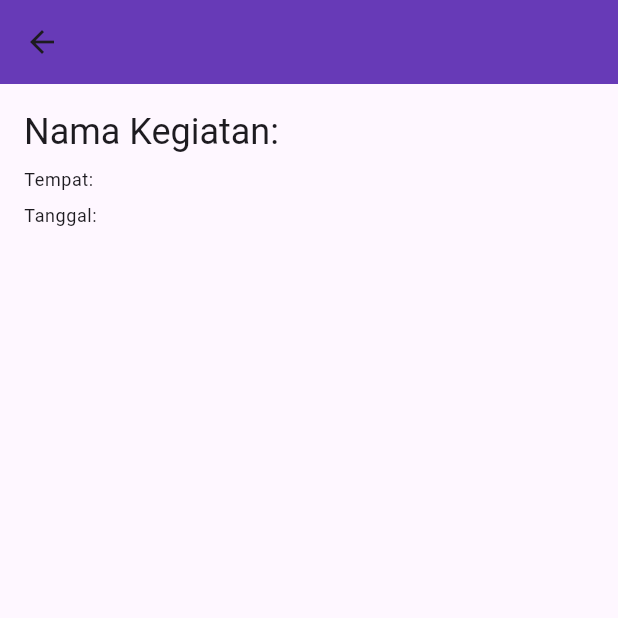
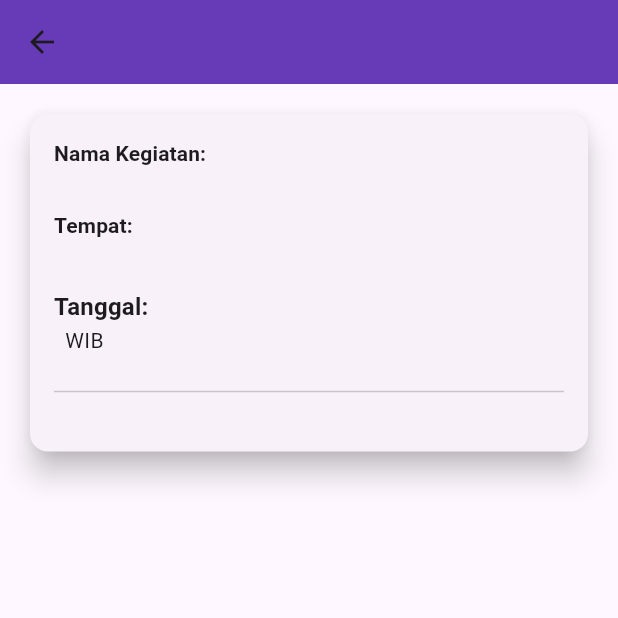
Before and after one commit to vikarmaulanaarrisyad/agenda-mobile, a Flutter app: the DetailAgendaPage screen opened directly with empty values, on a phone screen of 412 x 824 dp, the top half of it. Run offline on Flutter 3.47's test engine with Material 3 defaults, Android fonts, the light colour scheme and no system bars; our stand-ins replace bloc, equatable, flutter_bloc, flutter_local_notifications.

Commit message:
refactor code

```diff
--- a/lib/main.dart
+++ b/lib/main.dart
@@ -17,6 +17,7 @@ class MyApp extends StatelessWidget {
       create: (context) => LoginBloc(ApiDatasource()),
       child: MaterialApp(
         title: 'Flutter Demo',
+        debugShowCheckedModeBanner: false,
         theme: ThemeData(
           colorScheme: ColorScheme.fromSeed(seedColor: Colors.deepPurple),
           useMaterial3: true,
@@ -50,7 +51,12 @@ class _MyHomePageState extends State<MyHomePage> {
     return Scaffold(
       appBar: AppBar(
         backgroundColor: Theme.of(context).colorScheme.inversePrimary,
-        title: Text(widget.title),
+        title: Text(
+          widget.title,
+          style: TextStyle(
+            color: Colors.white,
+          ),
+        ),
       ),
       body: Center(
         child: Column(
--- a/lib/presentation/pages/detail_agenda_page.dart
+++ b/lib/presentation/pages/detail_agenda_page.dart
@@ -1,4 +1,3 @@
-// detail_agenda_page.dart
 import 'package:agenda_mobile/data/models/request/agenda_request_model.dart';
 import 'package:flutter/material.dart';
 import 'package:agenda_mobile/data/models/response/agenda_response_model.dart';
@@ -17,25 +16,65 @@ class DetailAgendaPage extends StatelessWidget {
       ),
       body: Padding(
         padding: const EdgeInsets.all(16.0),
+        child: ListView(
+          children: [
+            Card(
+              elevation: 8,
+              shape: RoundedRectangleBorder(
+                borderRadius: BorderRadius.circular(12),
+              ),
+              child: Column(
+                crossAxisAlignment: CrossAxisAlignment.start,
+                children: [
+                  Padding(
+                    padding: const EdgeInsets.all(16.0),
                     child: Column(
                       crossAxisAlignment: CrossAxisAlignment.start,
                       children: [
                         Text(
-              'Nama Kegiatan: ${agenda.namaKegiatan}',
-              style: Theme.of(context).textTheme.headlineSmall,
+                          'Nama Kegiatan:',
+                          style: Theme.of(context)
+                              .textTheme
+                              .titleSmall
+                              ?.copyWith(fontWeight: FontWeight.bold),
                         ),
-            const SizedBox(height: 8),
                         Text(
-              'Tempat: ${agenda.tempat}',
+                          agenda.namaKegiatan,
                           style: Theme.of(context).textTheme.bodySmall,
                         ),
-            const SizedBox(height: 8),
+                        const SizedBox(height: 12),
                         Text(
-              'Tanggal: ${agenda.tanggal}',
-              style: Theme.of(context).textTheme.bodySmall,
+                          'Tempat:',
+                          style: Theme.of(context)
+                              .textTheme
+                              .titleSmall
+                              ?.copyWith(fontWeight: FontWeight.bold),
+                        ),
+                        Text(
+                          agenda.tempat,
+                          style: Theme.of(context).textTheme.bodyMedium,
+                        ),
+                        const SizedBox(height: 12),
+                        Text(
+                          'Tanggal:',
+                          style: Theme.of(context)
+                              .textTheme
+                              .titleMedium
+                              ?.copyWith(fontWeight: FontWeight.bold),
+                        ),
+                        Text(
+                          agenda.tanggal + ' ' + agenda.waktuMulai + ' WIB',
+                          style: Theme.of(context).textTheme.bodyMedium,
                         ),
                         const SizedBox(height: 16),
-            // Add more details as needed
+                        Divider(),
+                        const SizedBox(height: 16),
+                      ],
+                    ),
+                  ),
+                ],
+              ),
+            ),
           ],
         ),
       ),
```
Lines whose indentation alone changed are shown as unchanged.
